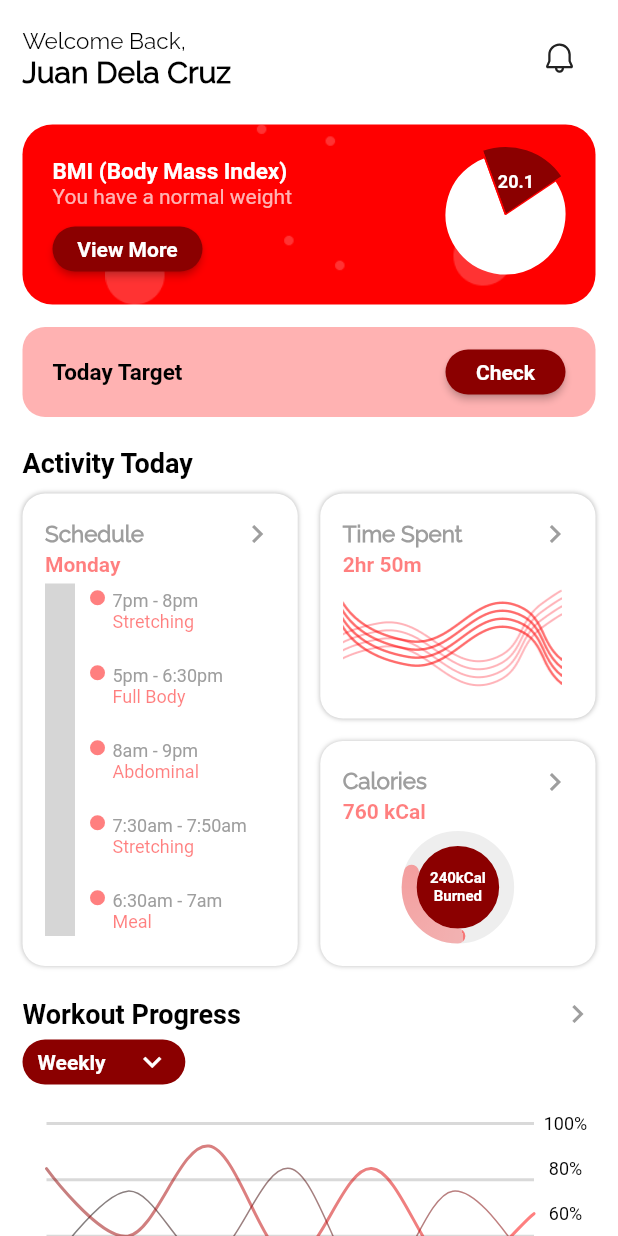
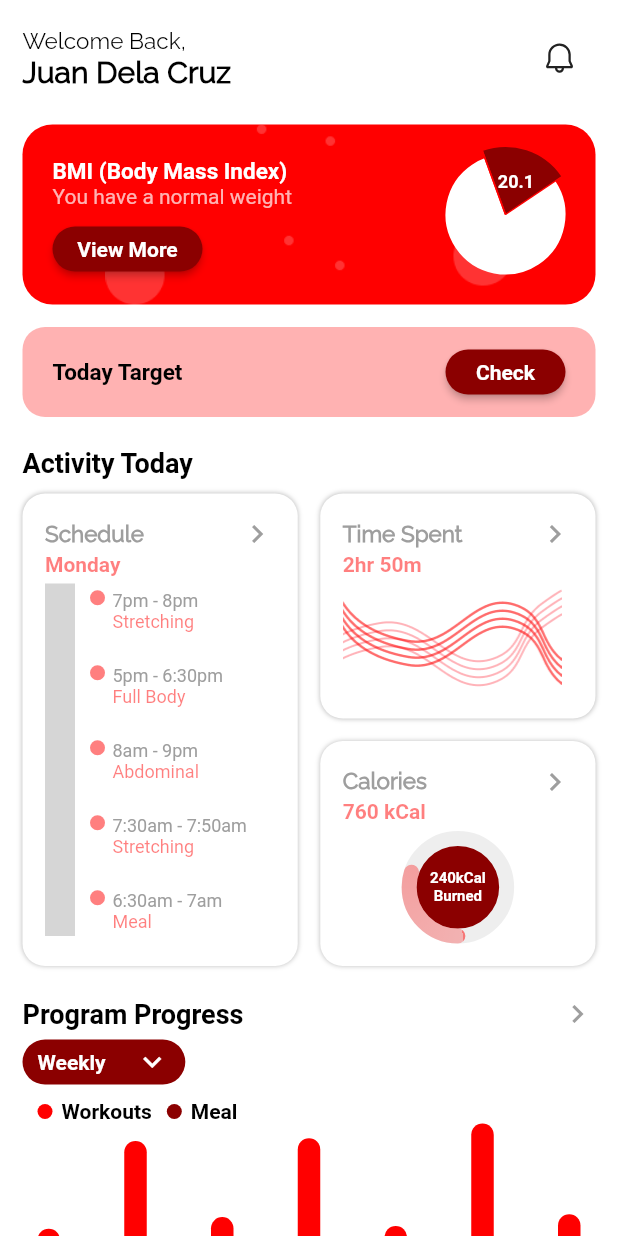
Before and after one commit to RonaPolar/I-Fit, a Flutter app: the HomeScreen screen opened directly, on a phone screen of 412 x 824 dp. Run offline on Flutter 3.47's test engine with Material 2 defaults, Android fonts, the phone set to English and light mode, and no system bars; drawn by our look-alikes of fl_chart, simple_circular_progress_bar; our stand-ins replace animated_toggle_switch, fluentui_icons, flutter_native_splash, gap, shared_preferences; missing offline and left inert: dotted_dashed_line, simple_animation_progress_bar; accounts and stored records are empty; grey boxes are pictures that could not be loaded.

Commit message:
Clean Screens and Charts

```diff
--- /dev/null
+++ b/lib/common/widgets/programs_chart.dart
@@ -0,0 +1,266 @@
+import 'package:fl_chart/fl_chart.dart';
+import 'package:flutter/material.dart';
+import 'package:ifit/common/utils/app_styles.dart';
+
+class ProgramsChart extends StatelessWidget {
+  ProgramsChart({super.key});
+
+  // final pilateColor = Colors.blue;
+  final workoutColor = Styles.secondColor;
+  final mealColor = Styles.primaryColor;
+  final betweenSpace = 0.2;
+
+  BarChartGroupData generateGroupData(
+    int x,
+    // double pilates,
+    double quickWorkout,
+    double cycling,
+  ) {
+    return BarChartGroupData(
+      x: x,
+      groupVertically: true,
+      barRods: [
+        // BarChartRodData(
+        //   fromY: 0,
+        //   toY: pilates,
+        //   color: pilateColor,
+        //   width: 5,
+        // ),
+        BarChartRodData(
+          fromY: betweenSpace,
+          toY: betweenSpace + quickWorkout,
+          color: mealColor,
+          width: 15,
+        ),
+        BarChartRodData(
+          fromY: betweenSpace + quickWorkout + betweenSpace,
+          toY: betweenSpace + quickWorkout + betweenSpace + cycling,
+          color: workoutColor,
+          width: 15,
+        ),
+      ],
+    );
+  }
+
+  Widget bottomTitles(double value, TitleMeta meta) {
+    const style = TextStyle(
+      color: Colors.black,
+      fontWeight: FontWeight.bold,
+      fontSize: 14);
+    String text;
+    switch (value.toInt()) {
+      case 0:
+        text = 'Mon';
+        break;
+      case 1:
+        text = 'Tue';
+        break;
+      case 2:
+        text = 'Wed';
+        break;
+      case 3:
+        text = 'Thu';
+        break;
+      case 4:
+        text = 'Fri';
+        break;
+      case 5:
+        text = 'Sat';
+        break;
+      case 6:
+        text = 'Sun';
+        break;
+      default:
+        text = '';
+    }
+    //   case 0:
+    //     text = 'JAN';
+    //     break;
+    //   case 1:
+    //     text = 'FEB';
+    //     break;
+    //   case 2:
+    //     text = 'MAR';
+    //     break;
+    //   case 3:
+    //     text = 'APR';
+    //     break;
+    //   case 4:
+    //     text = 'MAY';
+    //     break;
+    //   case 5:
+    //     text = 'JUN';
+    //     break;
+    //   case 6:
+    //     text = 'JUL';
+    //     break;
+    //   case 7:
+    //     text = 'AUG';
+    //     break;
+    //   case 8:
+    //     text = 'SEP';
+    //     break;
+    //   case 9:
+    //     text = 'OCT';
+    //     break;
+    //   case 10:
+    //     text = 'NOV';
+    //     break;
+    //   case 11:
+    //     text = 'DEC';
+    //     break;
+    //   default:
+    //     text = '';
+    // }
+    return SideTitleWidget(
+      axisSide: meta.axisSide,
+      child: Text(text, style: style),
+    );
+  }
+
+  @override
+  Widget build(BuildContext context) {
+    return Container(
+      padding: const EdgeInsets.symmetric(horizontal: 10),
+      height: 300,
+      child: Column(
+        mainAxisSize: MainAxisSize.min,
+        crossAxisAlignment: CrossAxisAlignment.start,
+        children: [
+
+          LegendsListWidget(
+            legends: [
+              // Legend('Pilates', pilateColor),
+              Legend('Workouts',workoutColor),
+              Legend('Meal', mealColor),
+            ],
+          ),
+          AspectRatio(
+            aspectRatio: 2,
+            child: BarChart(
+              BarChartData(
+                alignment: BarChartAlignment.spaceBetween,
+                titlesData: FlTitlesData(
+                  leftTitles: const AxisTitles(),
+                  rightTitles: const AxisTitles(),
+                  topTitles: const AxisTitles(),
+                  bottomTitles: AxisTitles(
+                    sideTitles: SideTitles(
+                      showTitles: true,
+                      getTitlesWidget: bottomTitles,
+                      reservedSize: 25,
+                    ),
+                  ),
+                ),
+                barTouchData: BarTouchData(enabled: false),
+                borderData: FlBorderData(show: false),
+                gridData: const FlGridData(show: false),
+                barGroups: [
+                  generateGroupData(0, 2, 2),
+                  generateGroupData(1, 2, 5),
+                  generateGroupData(2, 1.3, 3.1),
+                  generateGroupData(3, 3.1, 4),
+                  generateGroupData(4, 0.8, 3.3),
+                  generateGroupData(5, 2, 5.6),
+                  generateGroupData(6, 1.3, 3.2),
+                  // generateGroupData(7, 2.3, 3.2),
+                  // generateGroupData(8, 2, 4.8),
+                  // generateGroupData(9, 1.2, 3.2),
+                  // generateGroupData(10, 1, 4.8),
+                  // generateGroupData(11, 2, 4.4),
+                ],
+                // maxY: 11 + (betweenSpace * 3),
+                // extraLinesData: ExtraLinesData(
+                //   horizontalLines: [
+                //     HorizontalLine(
+                //       y: 3.3,
+                //       color: Colors.black,
+                //       strokeWidth: 1,
+                //       dashArray: [20, 4],
+                //     ),
+                //     HorizontalLine(
+                //       y: 8,
+                //       color: workoutColor,
+                //       strokeWidth: 1,
+                //       dashArray: [20, 4],
+                //     ),
+                //     HorizontalLine(
+                //       y: 11,
+                //       color: cyclingColor,
+                //       strokeWidth: 1,
+                //       dashArray: [20, 4],
+                //     ),
+                //   ],
+                // ),
+              ),
+            ),
+          ),
+        ],
+      ),
+    );
+  }
+}
+
+class LegendWidget extends StatelessWidget {
+  const LegendWidget({
+    super.key,
+    required this.name,
+    required this.color,
+  });
+  final String name;
+  final Color color;
+
+  @override
+  Widget build(BuildContext context) {
+    return Row(
+      mainAxisSize: MainAxisSize.min,
+      children: [
+        Container(
+          width: 10,
+          height: 10,
+          decoration: BoxDecoration(
+            shape: BoxShape.circle,
+            color: color,
+          ),
+        ),
+        const SizedBox(width: 6),
+        Text(
+          name,
+          style: const TextStyle(
+            color: Colors.black,
+            fontSize: 14,
+            fontWeight: FontWeight.bold),
+        ),
+      ],
+    );
+  }
+}
+
+class LegendsListWidget extends StatelessWidget {
+  const LegendsListWidget({
+    super.key,
+    required this.legends,
+  });
+  final List<Legend> legends;
+
+  @override
+  Widget build(BuildContext context) {
+    return Wrap(
+      spacing: 10,
+      children: legends
+          .map(
+            (e) => LegendWidget(
+              name: e.name,
+              color: e.color,
+            ),
+          )
+          .toList(),
+    );
+  }
+}
+
+class Legend {
+  Legend(this.name, this.color);
+  final String name;
+  final Color color;
+}
--- a/lib/main.dart
+++ b/lib/main.dart
@@ -1,6 +1,7 @@
 import 'package:flutter/material.dart';
 import 'package:flutter_native_splash/flutter_native_splash.dart';
 import 'package:ifit/common/utils/app_styles.dart';
+import 'package:ifit/screens/main_screens/home_screens/home.dart';
 import 'package:shared_preferences/shared_preferences.dart';
 import 'package:ifit/screens/welcome/onboarding_screen.dart';
 import 'package:ifit/screens/account-login&reg/register/register.dart';
@@ -53,8 +54,8 @@ class _MyAppState extends State<MyApp> {
         primaryColor: primary,
       ),
       title: 'I-Fit',
-    // home: const HomeScreen(),
-    home: widget.homeScreen, //either Onboarding or Register Screen
+    home: const HomeScreen(),
+    // home: widget.homeScreen, //either Onboarding or Register Screen
 
     );
   }
--- a/lib/screens/main_screens/home.dart
+++ b/lib/screens/main_screens/home_screens/home.dart
@@ -3,13 +3,13 @@ import 'package:fluentui_icons/fluentui_icons.dart';
 import 'package:flutter/material.dart';
 import 'package:gap/gap.dart';
 import 'package:ifit/common/utils/app_styles.dart';
+import 'package:ifit/common/widgets/programs_chart.dart';
 import 'package:ifit/common/widgets/program_row.dart';
-import 'package:ifit/common/widgets/workout_line_chart.dart';
 import 'package:ifit/common/widgets/main_button.dart';
 import 'package:ifit/common/widgets/next_navigation_container.dart';
-import 'package:ifit/screens/main_screens/activity_tracker.dart';
+import 'package:ifit/screens/main_screens/home_screens/activity_tracker.dart';
 import 'package:ifit/screens/main_screens/main_bottom_bar.dart';
-import 'package:ifit/screens/main_screens/notifications.dart';
+import 'package:ifit/screens/main_screens/home_screens/notifications.dart';
 import 'package:simple_animation_progress_bar/simple_animation_progress_bar.dart';
 import 'package:dotted_dashed_line/dotted_dashed_line.dart';
 import 'package:simple_circular_progress_bar/simple_circular_progress_bar.dart';
@@ -493,7 +493,7 @@ class _HomeScreenState extends State<HomeScreen> {
             Column(  //Workout Progress
             crossAxisAlignment: CrossAxisAlignment.start,
             children: [
-              NextNavigationContainer(title: 'Workout Progress',
+              NextNavigationContainer(title: 'Program Progress',
                 nextIconColor: Styles.fadeTextColor,
                 titleTextStyle: const TextStyle(
                   color: Colors.black,
@@ -514,7 +514,7 @@ class _HomeScreenState extends State<HomeScreen> {
                   ),
                   child: DropdownButtonHideUnderline(
                     child: DropdownButton(
-                      items: ["Weekly", "Last Week"]
+                      items: ["This Week", "Last Week"]
                           .map((name) => DropdownMenuItem(
                                 value: name,
                                 child: Text(
@@ -545,7 +545,7 @@ class _HomeScreenState extends State<HomeScreen> {
             height: 200,
             width: double.maxFinite,
             alignment: Alignment.center,
-            child: const LineChartWidget(),
+            child: ProgramsChart(),
           ),
 
             const Gap(15),
--- a/lib/screens/main_screens/profile.dart
+++ b/lib/screens/main_screens/profile_screens/profile.dart
@@ -170,7 +170,7 @@ class _ProfileScreenState extends State<ProfileScreen> {
                             onTap: () {
                               Navigator.of(context).push(
                                 MaterialPageRoute(
-                                  builder: (context) => const WorkoutTrackerNavbar()));
+                                  builder: (context) => const ActivityTrackerScreen()));
                             },
                           ),
                           NextNavigationContainer(
```
Also changed, not shown: lib/common/widgets/more_icon.dart (+12 -13 lines), lib/common/widgets/workout_line_chart.dart (+37 -37 lines), lib/screens/main_screens/main_bottom_bar.dart (+5 -5 lines), lib/screens/main_screens/program_screens/workout_screens/workout_tracker.dart (renamed from lib/screens/main_screens/workout_traker.dart, +15 -3 lines), lib/screens/main_screens/progress_tracker.dart (deleted, +0 -21 lines), lib/screens/main_screens/progress_tracker_screens/progress_tracker.dart (added, +32 -0 lines), lib/screens/main_screens/discover_screens/discover.dart (renamed from lib/screens/main_screens/discover.dart), lib/screens/main_screens/home_screens/activity_tracker.dart (renamed from lib/screens/main_screens/activity_tracker.dart), lib/screens/main_screens/home_screens/notifications.dart (renamed from lib/screens/main_screens/notifications.dart).
